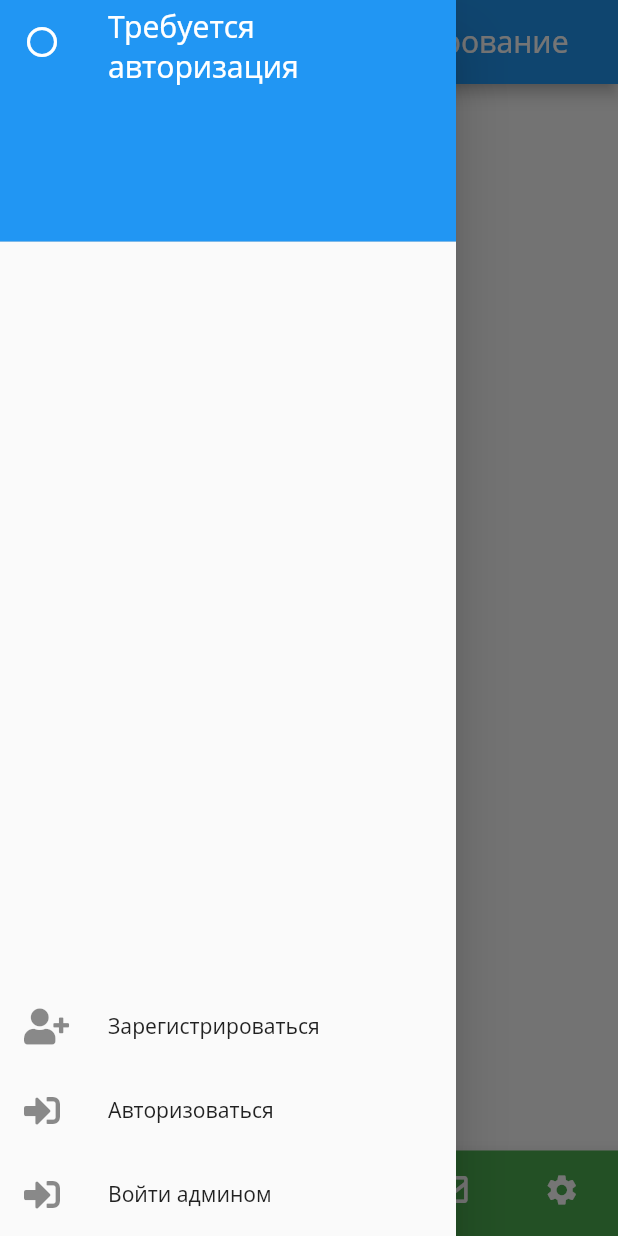
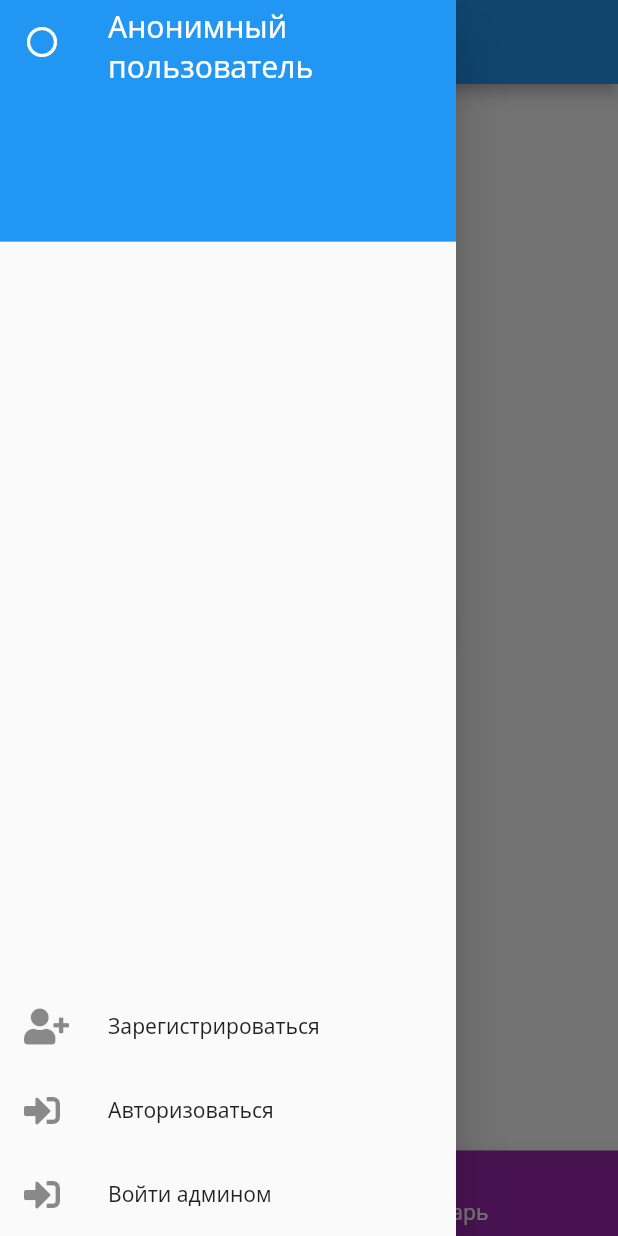
Before and after one commit to zalhonan/bday-app, a Flutter app: the screen it shows after launch, item 2 of the bottom bar chosen, with the side drawer open, on a phone screen of 412 x 824 dp. Run offline on Flutter 3.47's test engine with Material 2 defaults, Android fonts, the phone set to English and light mode, and no system bars; our stand-ins replace font_awesome_flutter, get; missing offline and left inert: random_color.

Commit message:
started work on adding event

```diff
--- a/lib/screens/main_page.dart
+++ b/lib/screens/main_page.dart
@@ -13,6 +13,8 @@ import '../screens/make_card.dart';
 import '../services/events_randomizer.dart';
 import '../widgets/common_drawer.dart';
 import '../widgets/common_navbar.dart';
+
+import 'package:font_awesome_flutter/font_awesome_flutter.dart';
 
 class MainPage extends StatelessWidget {
   MainPage({Key? key}) : super(key: key);
@@ -32,19 +34,17 @@ class MainPage extends StatelessWidget {
   // * Список виджетов - страницы в навигации
   final List<Widget> _widgetOptions = [
     EventsList(),
-    AddEvent(),
     EventsCalendar(),
-    MakeCard(),
-    AppSettings(),
+    // MakeCard(),
+    // AppSettings(),
   ];
 
   // * Список заголовков - названия страниц в навигации
   final List<String> _widgetNames = [
     "Список событий",
-    "Добавление и редактирование",
     "Календарь событий",
-    "Создать открытку",
-    "Настройки приложения",
+    // "Создать открытку",
+    // "Настройки приложения",
   ];
 
   @override
@@ -64,6 +64,15 @@ class MainPage extends StatelessWidget {
           bottomNavigationBar: CommonNavbar(
             navigationState: mainPageC.page.value,
           ),
+          floatingActionButton: mainPageC.page.value == 0
+              ? FloatingActionButton(
+                  onPressed: () {
+                    addEvent(context);
+                  },
+                  child: FaIcon(FontAwesomeIcons.calendarPlus),
+                  backgroundColor: Colors.blue[600],
+                )
+              : null,
         );
       },
     );
--- a/lib/widgets/common_drawer.dart
+++ b/lib/widgets/common_drawer.dart
@@ -34,7 +34,7 @@ class CommonDrawer extends StatelessWidget {
                   title: Text(
                     authC.isAuthorized.value
                         ? "Авторизованный пользователь"
-                        : "Требуется авторизация",
+                        : "Анонимный пользователь",
                     style: TextStyle(
                         color: Colors.white, fontSize: kFontSizeHeadline6),
                   ),
--- a/lib/widgets/common_navbar.dart
+++ b/lib/widgets/common_navbar.dart
@@ -19,6 +19,7 @@ class CommonNavbar extends StatelessWidget {
   @override
   Widget build(BuildContext context) {
     return BottomNavigationBar(
+      type: BottomNavigationBarType.shifting,
       items: [
         BottomNavigationBarItem(
           icon: Icon(Icons.list),
@@ -26,25 +27,20 @@ class CommonNavbar extends StatelessWidget {
           backgroundColor: Colors.blue,
         ),
         BottomNavigationBarItem(
-          icon: FaIcon(FontAwesomeIcons.calendarPlus),
-          label: 'Добавить',
-          backgroundColor: Colors.green,
-        ),
-        BottomNavigationBarItem(
           icon: FaIcon(FontAwesomeIcons.calendar),
           label: 'Календарь',
           backgroundColor: Colors.purple,
         ),
-        BottomNavigationBarItem(
-          icon: FaIcon(FontAwesomeIcons.envelope),
-          label: 'Открытки',
-          backgroundColor: Colors.cyan,
-        ),
-        BottomNavigationBarItem(
-          icon: Icon(Icons.settings),
-          label: 'Настройки',
-          backgroundColor: Colors.pink,
-        ),
+        // BottomNavigationBarItem(
+        //   icon: FaIcon(FontAwesomeIcons.envelope),
+        //   label: 'Открытки',
+        //   backgroundColor: Colors.cyan,
+        // ),
+        // BottomNavigationBarItem(
+        //   icon: Icon(Icons.settings),
+        //   label: 'Настройки',
+        //   backgroundColor: Colors.pink,
+        // ),
       ],
       currentIndex: navigationState,
       onTap: (index) {
```
Also changed, not shown: lib/controllers/add_event_controller.dart (added, +7 -0 lines), lib/screens/add_event.dart (+41 -5 lines).
